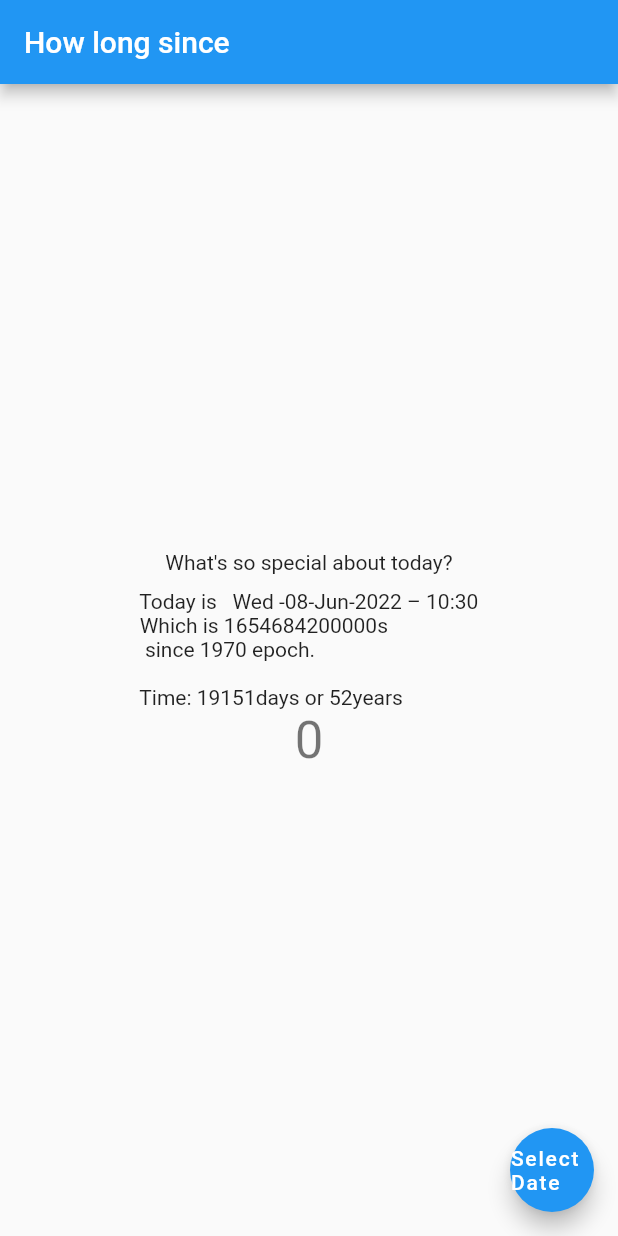
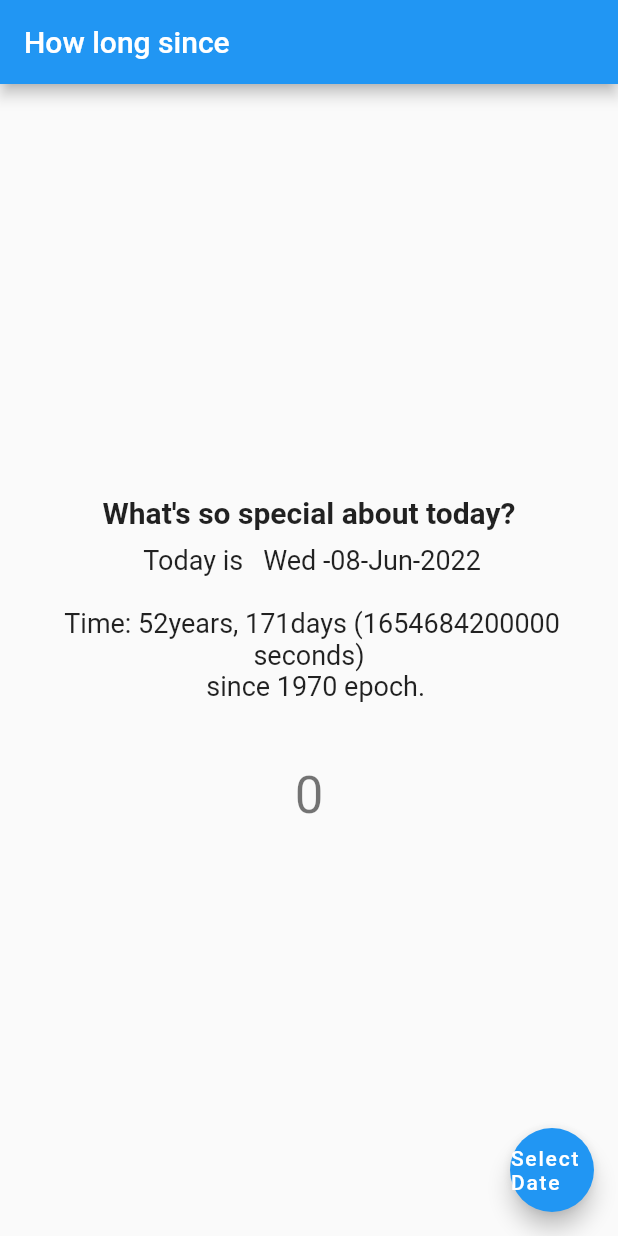
Before and after one commit to RDjarbeng/countdown_flutter, a Flutter app: the screen it shows after launch, on a phone screen of 412 x 824 dp. Run offline on Flutter 3.47's test engine with Material 2 defaults, Android fonts, the phone set to English and light mode, and no system bars.

Commit message:
update font sizes and remove time

```diff
--- a/lib/main.dart
+++ b/lib/main.dart
@@ -28,11 +28,12 @@ class MyHomePage extends StatefulWidget {
   String todayText = '';
   final String title;
   void updateDateString() {
-    formatted = DateFormat(' E -dd-LLL-yyyy – kk:mm').format(date);
-    var timeInDays = date.difference(DateTime(1970)).inDays;
-    var timeInYears = (timeInDays / 365).floor();
+    formatted = DateFormat(' E -dd-LLL-yyyy').format(date);
+    int difference = date.difference(DateTime(1970)).inDays;
+    var timeInYears = (difference / 365).floor();
+    var timeInDays = difference % 365;
     this.todayText =
-        ' Today is  ${formatted} \n Which is ${date.millisecondsSinceEpoch}s \n  since 1970 epoch.\n\n Time: ${timeInDays}days or ${timeInYears}years';
+        ' Today is  ${formatted} \n \n Time: ${timeInYears}years, ${timeInDays}days (${date.millisecondsSinceEpoch} seconds) \n  since 1970 epoch.\n\n  ';
   }
 
   @override
@@ -61,11 +62,22 @@ class _MyHomePageState extends State<MyHomePage> {
             children: <Widget>[
               Text(
                 'What\'s so special about today?',
+                style: TextStyle(
+                  fontWeight: FontWeight.bold,
+                  fontSize: 20,
+                ),
               ),
               SizedBox(
                 height: 10,
               ),
-              Text(widget.todayText),
+              Text(
+                widget.todayText,
+                textAlign: TextAlign.center,
+                style: TextStyle(
+                  fontWeight: FontWeight.w400,
+                  fontSize: 18,
+                ),
+              ),
               Text(
                 '$_counter',
                 style: Theme.of(context).textTheme.headline4,
```
